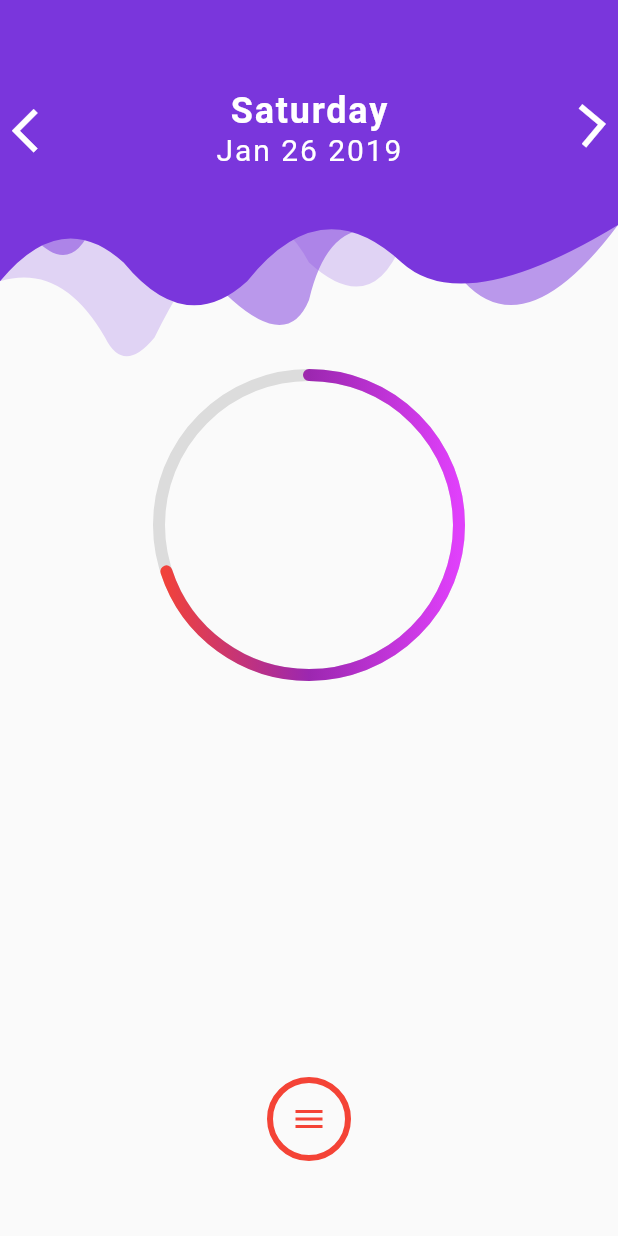
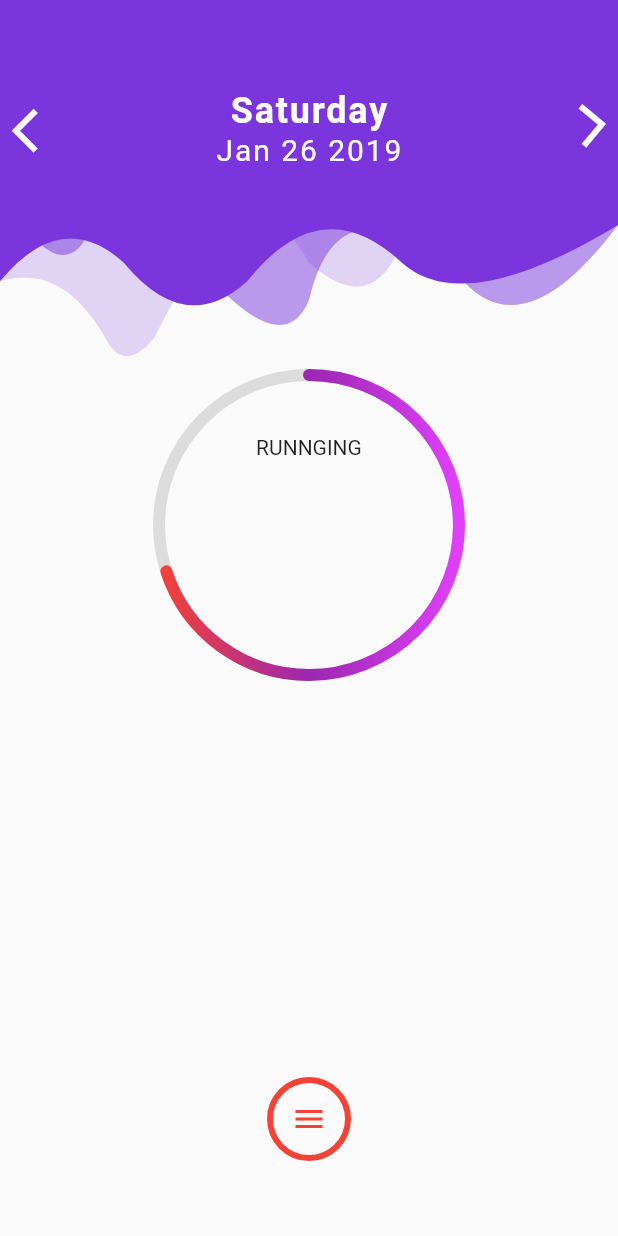
Before and after one commit to JAICHANGPARK/flutter_fitness_dummy, a Flutter app: the screen it shows after launch, on a phone screen of 412 x 824 dp. Run offline on Flutter 3.47's test engine with Material 2 defaults, Android fonts, the phone set to English and light mode, and no system bars.

Commit message:
Update radial_progress.dart

```diff
--- a/lib/appwidget/radial_progress.dart
+++ b/lib/appwidget/radial_progress.dart
@@ -22,6 +22,7 @@ class _RadialProgressState extends State<RadialProgress>
     _radialProgressAnimationController.dispose();
     super.dispose();
   }
+
   @override
   void initState() {
     // TODO: implement initState
@@ -29,15 +30,13 @@ class _RadialProgressState extends State<RadialProgress>
     _radialProgressAnimationController =
         AnimationController(vsync: this, duration: Duration(seconds: 1));
 
-    _progressAnimation = Tween(begin: 0.0, end: 360.0).animate(
-        CurvedAnimation(parent: _radialProgressAnimationController, curve: Curves.easeIn))
-          ..addListener(() {
-            setState(() {
-              progressDegrees = widget.goalCompleted * _progressAnimation.value;
-
-            });
-
-          });
+    _progressAnimation = Tween(begin: 0.0, end: 360.0).animate(CurvedAnimation(
+        parent: _radialProgressAnimationController, curve: Curves.easeIn))
+      ..addListener(() {
+        setState(() {
+          progressDegrees = widget.goalCompleted * _progressAnimation.value;
+        });
+      });
 
     _radialProgressAnimationController.forward();
   }
@@ -48,6 +47,17 @@ class _RadialProgressState extends State<RadialProgress>
       child: Container(
         height: 200.0,
         width: 200.0,
+        padding: EdgeInsets.symmetric(vertical: 40.0),
+        child: AnimatedOpacity(
+            opacity: progressDegrees > 30 ? 1.0 : 0.0,
+            duration: Duration(milliseconds: 500),
+          child: Column(
+            children: <Widget>[
+              Text("RUNNGING")
+            ],
+          ),
+
+        ),
       ),
       painter: RadialPainter(progressDegrees),
     );
```
